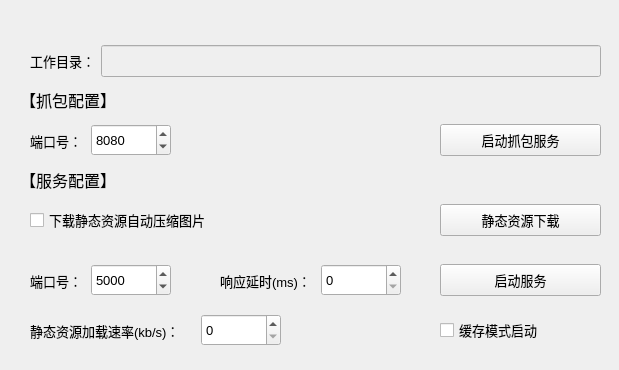
First picture: the form in qt_ui/main_win/win_ui.ui, repository ShenWei-HopeNoBug/mock-api-server, before the edit.
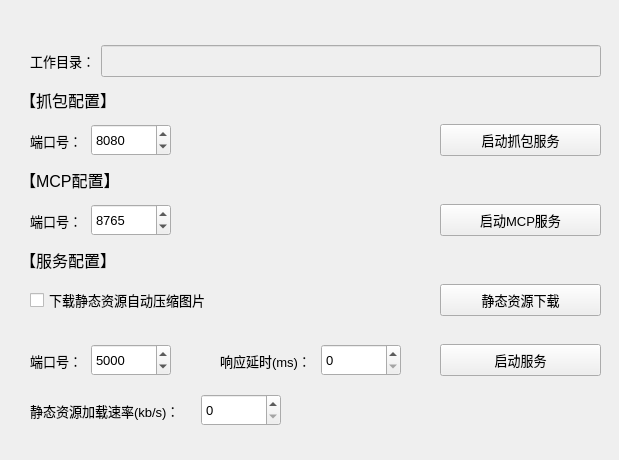
Second picture: the form after the edit.

The edit to the form file:
```diff
--- a/qt_ui/main_win/win_ui.ui
+++ b/qt_ui/main_win/win_ui.ui
@@ -7,7 +7,7 @@
     <x>0</x>
     <y>0</y>
     <width>619</width>
-    <height>370</height>
+    <height>460</height>
    </rect>
   </property>
   <property name="windowTitle">
@@ -17,7 +17,7 @@
    <property name="geometry">
     <rect>
      <x>440</x>
-     <y>260</y>
+     <y>340</y>
      <width>161</width>
      <height>41</height>
     </rect>
@@ -65,7 +65,7 @@
    <property name="geometry">
     <rect>
      <x>440</x>
-     <y>200</y>
+     <y>280</y>
      <width>161</width>
      <height>41</height>
     </rect>
@@ -98,7 +98,7 @@
    <property name="geometry">
     <rect>
      <x>30</x>
-     <y>260</y>
+     <y>340</y>
      <width>141</width>
      <height>41</height>
     </rect>
@@ -266,7 +266,7 @@
    <property name="geometry">
     <rect>
      <x>20</x>
-     <y>160</y>
+     <y>240</y>
      <width>161</width>
      <height>40</height>
     </rect>
@@ -343,11 +343,122 @@
     </item>
    </layout>
   </widget>
+  <widget class="QLabel" name="label_mcp">
+   <property name="geometry">
+    <rect>
+     <x>20</x>
+     <y>160</y>
+     <width>161</width>
+     <height>40</height>
+    </rect>
+   </property>
+   <property name="minimumSize">
+    <size>
+     <width>0</width>
+     <height>40</height>
+    </size>
+   </property>
+   <property name="font">
+    <font>
+     <pointsize>12</pointsize>
+    </font>
+   </property>
+   <property name="text">
+    <string>【MCP配置】</string>
+   </property>
+  </widget>
+  <widget class="QWidget" name="horizontalLayoutWidget_mcp_port">
+   <property name="geometry">
+    <rect>
+     <x>30</x>
+     <y>200</y>
+     <width>141</width>
+     <height>41</height>
+    </rect>
+   </property>
+   <layout class="QHBoxLayout" name="horizontalLayout_mcp_port">
+    <item>
+     <widget class="QLabel" name="label_mcp_port">
+      <property name="font">
+       <font>
+        <pointsize>10</pointsize>
+       </font>
+      </property>
+      <property name="text">
+       <string>端口号：</string>
+      </property>
+     </widget>
+    </item>
+    <item>
+     <widget class="QSpinBox" name="mcpServerPortSpinBox">
+      <property name="minimumSize">
+       <size>
+        <width>80</width>
+        <height>32</height>
+       </size>
+      </property>
+      <property name="maximumSize">
+       <size>
+        <width>80</width>
+        <height>32</height>
+       </size>
+      </property>
+      <property name="font">
+       <font>
+        <pointsize>10</pointsize>
+       </font>
+      </property>
+      <property name="minimum">
+       <number>1000</number>
+      </property>
+      <property name="maximum">
+       <number>9999</number>
+      </property>
+      <property name="value">
+       <number>8765</number>
+      </property>
+     </widget>
+    </item>
+   </layout>
+  </widget>
+  <widget class="QWidget" name="horizontalLayoutWidget_mcp_btn">
+   <property name="geometry">
+    <rect>
+     <x>440</x>
+     <y>200</y>
+     <width>161</width>
+     <height>41</height>
+    </rect>
+   </property>
+   <layout class="QHBoxLayout" name="horizontalLayout_mcp_btn">
+    <item>
+     <widget class="QPushButton" name="mcpServerButton">
+      <property name="minimumSize">
+       <size>
+        <width>0</width>
+        <height>32</height>
+       </size>
+      </property>
+      <property name="font">
+       <font>
+        <pointsize>10</pointsize>
+       </font>
+      </property>
+      <property name="cursor">
+       <cursorShape>PointingHandCursor</cursorShape>
+      </property>
+      <property name="text">
+       <string>启动MCP服务</string>
+      </property>
+     </widget>
+    </item>
+   </layout>
+  </widget>
   <widget class="QWidget" name="horizontalLayoutWidget_7">
    <property name="geometry">
     <rect>
      <x>220</x>
-     <y>260</y>
+     <y>340</y>
      <width>181</width>
      <height>41</height>
     </rect>
@@ -401,7 +512,7 @@
    <property name="geometry">
     <rect>
      <x>30</x>
-     <y>310</y>
+     <y>390</y>
      <width>251</width>
      <height>41</height>
     </rect>
@@ -449,7 +560,7 @@
    <property name="geometry">
     <rect>
      <x>30</x>
-     <y>200</y>
+     <y>280</y>
      <width>201</width>
      <height>41</height>
     </rect>
@@ -484,45 +595,6 @@
     </item>
    </layout>
   </widget>
-  <widget class="QWidget" name="horizontalLayoutWidget_11">
-   <property name="geometry">
-    <rect>
-     <x>440</x>
-     <y>310</y>
-     <width>160</width>
-     <height>41</height>
-    </rect>
-   </property>
-   <layout class="QHBoxLayout" name="horizontalLayout_11">
-    <item>
-     <widget class="QCheckBox" name="cacheCheckBox">
-      <property name="minimumSize">
-       <size>
-        <width>0</width>
-        <height>32</height>
-       </size>
-      </property>
-      <property name="font">
-       <font>
-        <pointsize>10</pointsize>
-       </font>
-      </property>
-      <property name="cursor">
-       <cursorShape>PointingHandCursor</cursorShape>
-      </property>
-      <property name="text">
-       <string>缓存模式启动</string>
-      </property>
-      <property name="iconSize">
-       <size>
-        <width>10</width>
-        <height>10</height>
-       </size>
-      </property>
-     </widget>
-    </item>
-   </layout>
-  </widget>
  </widget>
  <resources/>
  <connections/>
```
